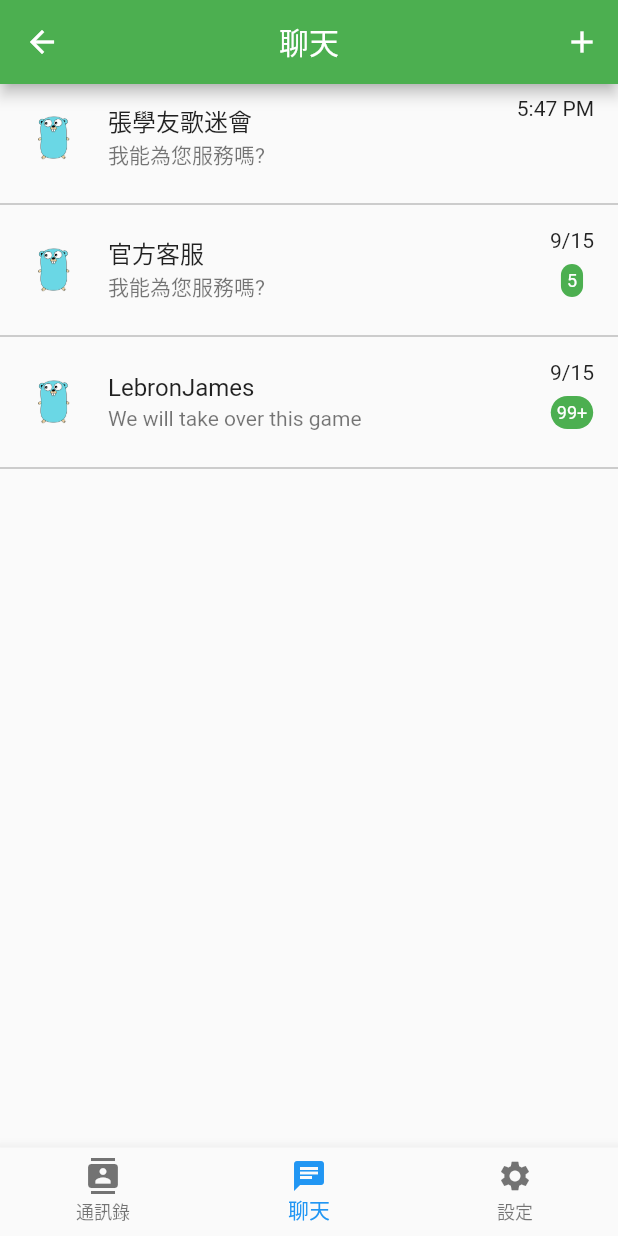
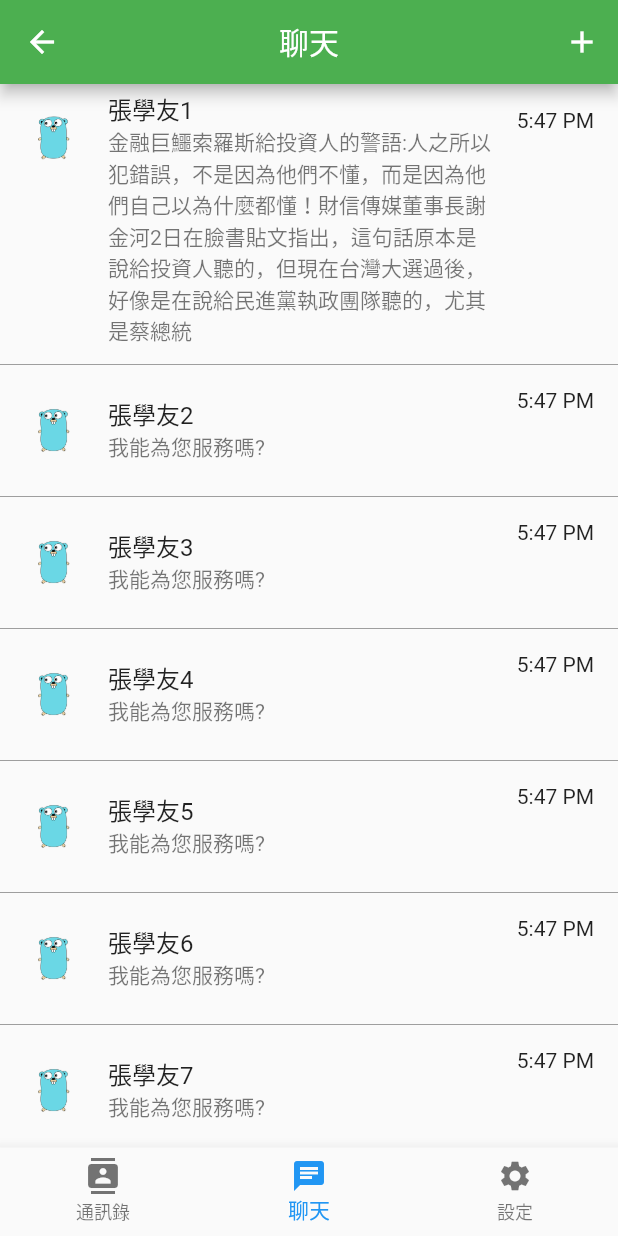
Before and after one commit to 0x5487/learning-flutter, a Flutter app: the HomePage screen opened by its route, on a phone screen of 412 x 824 dp. Run offline on Flutter 3.47's test engine with Material 2 defaults, Android fonts, the phone set to English and light mode, and no system bars; generated files the repository leaves out were written again.

Commit message:
change conversation_list to use bloc

```diff
--- /dev/null
+++ b/lib/blocs/conversation_bloc.dart
@@ -0,0 +1,75 @@
+import 'dart:async';
+
+import 'package:learning_flutter/wakanda/conversation.dart';
+
+class ConversationBloc {
+  List<Conversation> _conversations;
+  var _conversationController =
+      StreamController<List<Conversation>>.broadcast();
+
+  // properties
+  List<Conversation> get conversations => _conversations;
+  Stream<List<Conversation>> get conversationStream =>
+      _conversationController.stream;
+
+  ConversationBloc() {
+    _conversations = List<Conversation>();
+
+    var c1 = Conversation()
+      ..title = "張學友1"
+      ..lastContent =
+          "金融巨鱷索羅斯給投資人的警語:人之所以犯錯誤，不是因為他們不懂，而是因為他們自己以為什麼都懂！財信傳媒董事長謝金河2日在臉書貼文指出，這句話原本是說給投資人聽的，但現在台灣大選過後，好像是在說給民進黨執政團隊聽的，尤其是蔡總統"
+      ..date = "5:47 PM"
+      ..unreadCount = 0;
+    _conversations.add(c1);
+
+    var c2 = Conversation()
+      ..title = "張學友2"
+      ..lastContent = "我能為您服務嗎?"
+      ..date = "5:47 PM"
+      ..unreadCount = 3;
+    _conversations.add(c2);
+
+    var c3 = Conversation()
+      ..title = "張學友3"
+      ..lastContent = "我能為您服務嗎?"
+      ..date = "5:47 PM"
+      ..unreadCount = 0;
+    _conversations.add(c3);
+
+    var c4 = Conversation()
+      ..title = "張學友4"
+      ..lastContent = "我能為您服務嗎?"
+      ..date = "5:47 PM"
+      ..unreadCount = 0;
+    _conversations.add(c4);
+
+    var c5 = Conversation()
+      ..title = "張學友5"
+      ..lastContent = "我能為您服務嗎?"
+      ..date = "5:47 PM"
+      ..unreadCount = 5;
+    _conversations.add(c5);
+
+    var c6 = Conversation()
+      ..title = "張學友6"
+      ..lastContent = "我能為您服務嗎?"
+      ..date = "5:47 PM"
+      ..unreadCount = 5;
+    _conversations.add(c6);
+
+    var c7 = Conversation()
+      ..title = "張學友7"
+      ..lastContent = "我能為您服務嗎?"
+      ..date = "5:47 PM"
+      ..unreadCount = 0;
+    _conversations.add(c7);
+
+    var c8 = Conversation()
+      ..title = "張學友8"
+      ..lastContent = "我能為您服務嗎?"
+      ..date = "5:47 PM"
+      ..unreadCount = 0;
+    _conversations.add(c7);
+  }
+}
--- /dev/null
+++ b/lib/providers/conversation_provider.dart
@@ -0,0 +1,18 @@
+import 'package:flutter/material.dart';
+import 'package:learning_flutter/blocs/conversation_bloc.dart';
+
+class ConversationProvider extends InheritedWidget {
+  ConversationProvider({Key key, Widget child}) : super(key: key, child: child);
+
+  final ConversationBloc conversationBloc = ConversationBloc();
+
+  @override
+  bool updateShouldNotify(ConversationProvider oldWidget) =>
+      (oldWidget.conversationBloc != conversationBloc);
+
+  static ConversationBloc of(BuildContext context) {
+    return (context.inheritFromWidgetOfExactType(ConversationProvider)
+            as ConversationProvider)
+        .conversationBloc;
+  }
+}
--- /dev/null
+++ b/lib/wakanda/conversation.dart
@@ -0,0 +1,12 @@
+import 'package:json_annotation/json_annotation.dart';
+
+@JsonSerializable()
+class Conversation {
+  String id;
+  String title;
+  String lastContent;
+  String date;
+  int unreadCount;
+
+  Conversation();
+}
--- a/lib/widgets/chatroom.dart
+++ /dev/null
@@ -1,111 +0,0 @@
-import 'package:flutter/material.dart';
-import 'package:learning_flutter/wakanda/manager.dart';
-import 'package:learning_flutter/widgets/chat.dart';
-import 'package:learning_flutter/widgets/xk.dart';
-import './chat_message.dart';
-
-class ChatRoomWidget extends StatefulWidget {
-  @override
-  State<StatefulWidget> createState() => _ChatRoomState();
-}
-
-class _ChatRoomState extends State<ChatRoomWidget> {
-  @override
-  Widget build(BuildContext context) {
-    // TODO: implement build
-    return Scaffold(
-        body: ListView(
-      children: <Widget>[
-        ListTile(
-            onTap: () {
-              Navigator.of(context).push(MaterialPageRoute(builder: (context) {
-                return XKTabBar();
-              }));
-            },
-            leading: Image.asset(
-              "assets/images/golang.png",
-              width: 40.0,
-              height: 40.0,
-              fit: BoxFit.cover,
-            ),
-            title: Text("張學友歌迷會"),
-            subtitle: Text("我能為您服務嗎?"),
-            trailing: Column(
-              children: <Widget>[
-                Text("5:47 PM"),
-              ],
-            )),
-        Divider(color: Colors.grey),
-        ListTile(
-            onTap: () {
-              print("tap on 官方客服");
-              Navigator.of(context).push(MaterialPageRoute(builder: (context) {
-                return XKTabBar();
-              }));
-            },
-            leading: Image.asset(
-              "assets/images/golang.png",
-              width: 40.0,
-              height: 40.0,
-              fit: BoxFit.cover,
-            ),
-            title: Text("官方客服"),
-            subtitle: Text("我能為您服務嗎?"),
-            trailing: Column(
-              children: <Widget>[
-                Text("9/15"),
-                Container(
-                  margin: EdgeInsets.only(top: 8.0),
-                  padding: EdgeInsets.all(4.0),
-                  decoration: BoxDecoration(
-                      color: Colors.green,
-                      borderRadius: BorderRadius.all(Radius.circular(50.0))),
-                  child: Text(
-                    "5",
-                    style: TextStyle(
-                      color: Colors.white,
-                      //fontFamily: "Roboto",
-                      fontSize: 12.0,
-                    ),
-                  ),
-                ),
-              ],
-            )),
-        Divider(color: Colors.grey),
-        ListTile(
-          onTap: () {
-            Navigator.of(context).push(MaterialPageRoute(builder: (context) {
-              return XKTabBar();
-            }));
-          },
-          leading: Image.asset(
-            "assets/images/golang.png",
-            width: 40.0,
-            height: 40.0,
-            fit: BoxFit.cover,
-          ),
-          title: Text("LebronJames"),
-          subtitle: Text("We will take over this game"),
-          trailing: Column(
-            children: <Widget>[
-              Text("9/15"),
-              Container(
-                  margin: EdgeInsets.only(top: 8.0),
-                  padding: EdgeInsets.all(4.0),
-                  decoration: BoxDecoration(
-                      color: Colors.green,
-                      borderRadius: BorderRadius.all(Radius.circular(50.0))),
-                  child: Text("99+",
-                      style: TextStyle(
-                        color: Colors.white,
-                        //fontFamily: "Roboto",
-                        fontSize: 12.0,
-                      ))),
-            ],
-          ),
-        ),
-        Divider(color: Colors.grey),
-      ],
-    ));
-  }
-}
--- /dev/null
+++ b/lib/widgets/conversation_list.dart
@@ -0,0 +1,48 @@
+import 'package:flutter/material.dart';
+import 'package:learning_flutter/providers/conversation_provider.dart';
+import 'package:learning_flutter/wakanda/conversation.dart';
+import 'package:learning_flutter/widgets/xk.dart';
+
+class ConversationList extends StatelessWidget {
+  @override
+  Widget build(BuildContext context) {
+    final conversationBloc = ConversationProvider.of(context);
+
+    return StreamBuilder<List<Conversation>>(
+        stream: conversationBloc.conversationStream,
+        initialData: conversationBloc.conversations,
+        builder:
+            (BuildContext content, AsyncSnapshot<List<Conversation>> snapshot) {
+          return ListView.builder(
+              scrollDirection: Axis.vertical,
+              itemCount: snapshot.data.length,
+              itemBuilder: (context, index) {
+                var source = snapshot.data[index];
+
+                return Column(children: <Widget>[
+                  ListTile(
+                      onTap: () {
+                        Navigator.of(context)
+                            .push(MaterialPageRoute(builder: (context) {
+                          return XKTabBar();
+                        }));
+                      },
+                      leading: Image.asset(
+                        "assets/images/golang.png",
+                        width: 40.0,
+                        height: 40.0,
+                        fit: BoxFit.cover,
+                      ),
+                      title: Text(source.title),
+                      subtitle: Text(source.lastContent),
+                      trailing: Column(
+                        children: <Widget>[
+                          Text(source.date),
+                        ],
+                      )),
+                  Divider(color: Colors.grey),
+                ]);
+              });
+        });
+  }
+}
--- a/lib/widgets/home_display.dart
+++ b/lib/widgets/home_display.dart
@@ -1,6 +1,7 @@
 import 'package:flutter/material.dart';
+import 'package:learning_flutter/providers/conversation_provider.dart';
 import 'package:learning_flutter/providers/home_provider.dart';
-import 'package:learning_flutter/widgets/chatroom.dart';
+import 'package:learning_flutter/widgets/conversation_list.dart';
 import 'package:learning_flutter/widgets/discovery.dart';
 import 'package:learning_flutter/widgets/me.dart';
 
@@ -10,7 +11,7 @@ class HomeDisplay extends StatelessWidget {
   HomeDisplay() {
     _widgets = List<Widget>();
     _widgets.add(DiscoveryWidget());
-    _widgets.add(ChatRoomWidget());
+    _widgets.add(ConversationProvider(child: ConversationList()));
     _widgets.add(MeWidget());
   }
 
```
